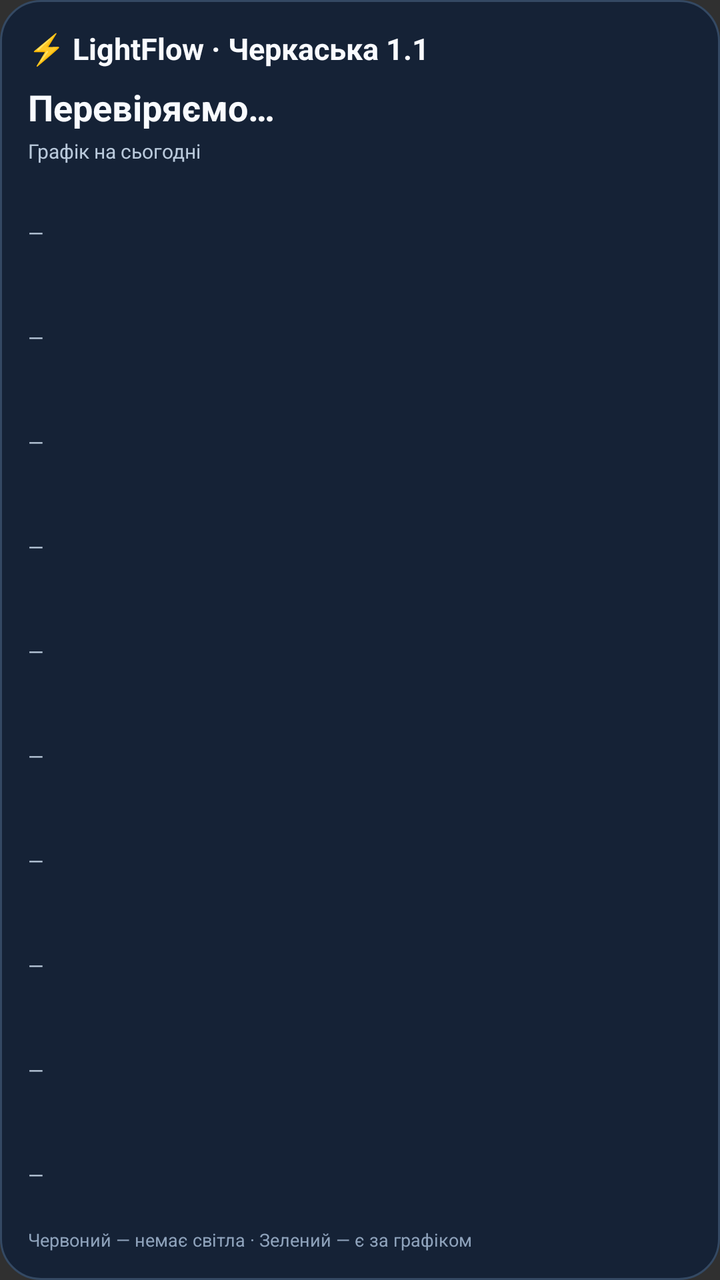
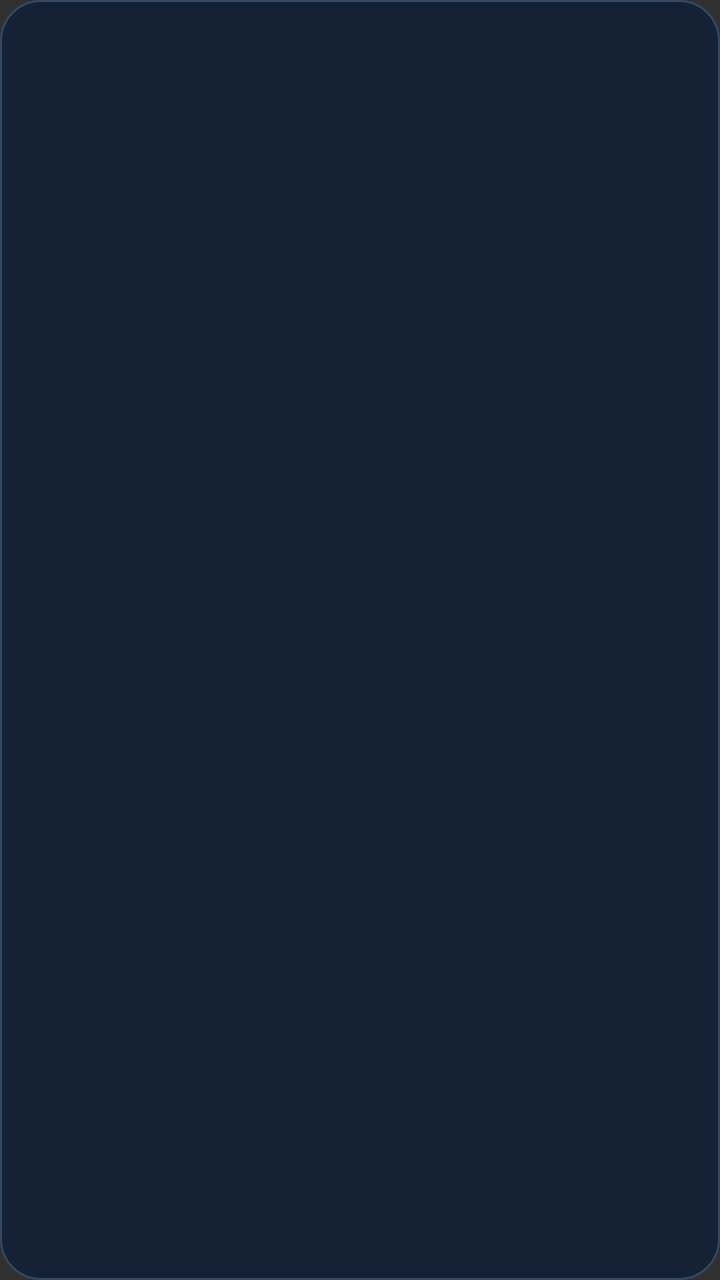

Before-and-after screenshots of an Android layout around one commit, followed by the original layout XML and the change that was made.
<!-- AndroidManifest.xml: application theme android:Theme.Material.NoActionBar -->
<!-- res/layout/widget_large.xml -->
<?xml version="1.0" encoding="utf-8"?>
<FrameLayout xmlns:android="http://schemas.android.com/apk/res/android"
    android:id="@+id/largeRoot"
    android:layout_width="match_parent"
    android:layout_height="match_parent"
    android:background="@drawable/widget_background">

    <LinearLayout
        android:layout_width="match_parent"
        android:layout_height="match_parent"
        android:orientation="vertical"
        android:padding="14dp">
    <TextView
            android:layout_width="match_parent"
            android:layout_height="wrap_content"
            android:text="⚡ LightFlow · Черкаська 1.1"
            android:textColor="#F9FBFF"
            android:textStyle="bold"
            android:textSize="15sp"/>
        <TextView
            android:id="@+id/largeStatus"
            android:layout_width="match_parent"
            android:layout_height="wrap_content"
            android:text="Перевіряємо…"
            android:textColor="#F9FBFF"
            android:textStyle="bold"
            android:textSize="18sp"
            android:layout_marginTop="7dp"/>
        <TextView
            android:id="@+id/largeInfo"
            android:layout_width="match_parent"
            android:layout_height="wrap_content"
            android:text="Графік на сьогодні"
            android:textColor="#B9C9DB"
            android:textSize="10sp"
            android:layout_marginTop="3dp"/>
        <TextView android:layout_width="1dp" android:layout_height="8dp"/>
        <LinearLayout
            android:layout_width="match_parent"
            android:layout_height="0dp"
            android:layout_weight="1"
            android:orientation="vertical">
        <TextView
            android:id="@+id/period1"
            android:layout_width="match_parent"
            android:layout_height="0dp"
            android:layout_weight="1"
            android:gravity="center_vertical"
            android:text="—"
            android:ellipsize="end"
            android:maxLines="1"
            android:textColor="#B9C9DB"
            android:textSize="10sp"/>
        <TextView
            android:id="@+id/period2"
            android:layout_width="match_parent"
            android:layout_height="0dp"
            android:layout_weight="1"
            android:gravity="center_vertical"
            android:text="—"
            android:ellipsize="end"
            android:maxLines="1"
            android:textColor="#B9C9DB"
            android:textSize="10sp"/>
        <TextView
            android:id="@+id/period3"
            android:layout_width="match_parent"
            android:layout_height="0dp"
            android:layout_weight="1"
            android:gravity="center_vertical"
            android:text="—"
            android:ellipsize="end"
            android:maxLines="1"
            android:textColor="#B9C9DB"
            android:textSize="10sp"/>
        <TextView
            android:id="@+id/period4"
            android:layout_width="match_parent"
            android:layout_height="0dp"
            android:layout_weight="1"
            android:gravity="center_vertical"
            android:text="—"
            android:ellipsize="end"
            android:maxLines="1"
            android:textColor="#B9C9DB"
            android:textSize="10sp"/>
        <TextView
            android:id="@+id/period5"
            android:layout_width="match_parent"
            android:layout_height="0dp"
            android:layout_weight="1"
            android:gravity="center_vertical"
            android:text="—"
            android:ellipsize="end"
            android:maxLines="1"
            android:textColor="#B9C9DB"
            android:textSize="10sp"/>
        <TextView
            android:id="@+id/period6"
            android:layout_width="match_parent"
            android:layout_height="0dp"
            android:layout_weight="1"
            android:gravity="center_vertical"
            android:text="—"
            android:ellipsize="end"
            android:maxLines="1"
            android:textColor="#B9C9DB"
            android:textSize="10sp"/>
        <TextView
            android:id="@+id/period7"
            android:layout_width="match_parent"
            android:layout_height="0dp"
            android:layout_weight="1"
            android:gravity="center_vertical"
            android:text="—"
            android:ellipsize="end"
            android:maxLines="1"
            android:textColor="#B9C9DB"
            android:textSize="10sp"/>
        <TextView
            android:id="@+id/period8"
            android:layout_width="match_parent"
            android:layout_height="0dp"
            android:layout_weight="1"
            android:gravity="center_vertical"
            android:text="—"
            android:ellipsize="end"
            android:maxLines="1"
            android:textColor="#B9C9DB"
            android:textSize="10sp"/>
        <TextView
            android:id="@+id/period9"
            android:layout_width="match_parent"
            android:layout_height="0dp"
            android:layout_weight="1"
            android:gravity="center_vertical"
            android:text="—"
            android:ellipsize="end"
            android:maxLines="1"
            android:textColor="#B9C9DB"
            android:textSize="10sp"/>
        <TextView
            android:id="@+id/period10"
            android:layout_width="match_parent"
            android:layout_height="0dp"
            android:layout_weight="1"
            android:gravity="center_vertical"
            android:text="—"
            android:ellipsize="end"
            android:maxLines="1"
            android:textColor="#B9C9DB"
            android:textSize="10sp"/>
        </LinearLayout>
        <TextView
            android:layout_width="match_parent"
            android:layout_height="wrap_content"
            android:text="Червоний — немає світла · Зелений — є за графіком"
            android:textColor="#8FA3BC"
            android:textSize="9sp"
            android:maxLines="2"/>
    </LinearLayout>

    
    <FrameLayout
        android:id="@+id/largeLoading"
        android:layout_width="match_parent"
        android:layout_height="match_parent"
        android:background="#F016253A"
        android:visibility="gone">

        <ImageView
            android:id="@+id/largeRipple"
            android:layout_width="match_parent"
            android:layout_height="match_parent"
            android:scaleType="fitXY"
            android:src="@drawable/ripple_stage_1"
            android:contentDescription="@null"/>

        <TextView
            android:id="@+id/largeLoadingText"
            android:layout_width="match_parent"
            android:layout_height="wrap_content"
            android:layout_gravity="bottom|center_horizontal"
            android:layout_marginBottom="22dp"
            android:gravity="center"
            android:text="Оновлюємо…"
            android:textColor="#F4F8FF"
            android:textStyle="bold"
            android:textSize="16sp"
            android:maxLines="2"/>
    </FrameLayout>
</FrameLayout>
<!-- resources referenced by this layout -->
<resources>
  <!-- drawable ripple_stage_1 (drawable) -->
  <?xml version="1.0" encoding="utf-8"?>
  <vector xmlns:android="http://schemas.android.com/apk/res/android"
      android:width="160dp"
      android:height="160dp"
      android:viewportWidth="160"
      android:viewportHeight="160">
      <path android:fillColor="#00000000" android:strokeWidth="2.5" android:strokeColor="#CC82F4D1" android:pathData="M 66,80 A 14,14 0 1,0 94,80 A 14,14 0 1,0 66,80 Z" />
      <path android:fillColor="#00000000" android:strokeWidth="2.5" android:strokeColor="#665FE3CA" android:pathData="M 50,80 A 30,30 0 1,0 110,80 A 30,30 0 1,0 50,80 Z" />
      <path android:fillColor="#F9D875" android:pathData="M 84,61 L 69,83 L 80,83 L 77,101 L 94,76 L 83,76 Z" />
  </vector>
  <!-- drawable widget_background (drawable) -->
  <?xml version="1.0" encoding="utf-8"?>
  <shape xmlns:android="http://schemas.android.com/apk/res/android">
      <solid android:color="#152236"/>
      <corners android:radius="20dp"/>
      <stroke android:width="1dp" android:color="#344963"/>
  </shape>
</resources>

<!-- the commit's change to res/layout/widget_large.xml (unified diff, before → after) -->
@@ -5,167 +5,18 @@
     android:layout_height="match_parent"
     android:background="@drawable/widget_background">
 
-    <LinearLayout
+    <ImageView
+        android:id="@+id/largeArtwork"
         android:layout_width="match_parent"
         android:layout_height="match_parent"
-        android:orientation="vertical"
-        android:padding="14dp">
-    <TextView
-            android:layout_width="match_parent"
-            android:layout_height="wrap_content"
-            android:text="⚡ LightFlow · Черкаська 1.1"
-            android:textColor="#F9FBFF"
-            android:textStyle="bold"
-            android:textSize="15sp"/>
-        <TextView
-            android:id="@+id/largeStatus"
-            android:layout_width="match_parent"
-            android:layout_height="wrap_content"
-            android:text="Перевіряємо…"
-            android:textColor="#F9FBFF"
-            android:textStyle="bold"
-            android:textSize="18sp"
-            android:layout_marginTop="7dp"/>
-        <TextView
-            android:id="@+id/largeInfo"
-            android:layout_width="match_parent"
-            android:layout_height="wrap_content"
-            android:text="Графік на сьогодні"
-            android:textColor="#B9C9DB"
-            android:textSize="10sp"
-            android:layout_marginTop="3dp"/>
-        <TextView android:layout_width="1dp" android:layout_height="8dp"/>
-        <LinearLayout
-            android:layout_width="match_parent"
-            android:layout_height="0dp"
-            android:layout_weight="1"
-            android:orientation="vertical">
-        <TextView
-            android:id="@+id/period1"
-            android:layout_width="match_parent"
-            android:layout_height="0dp"
-            android:layout_weight="1"
-            android:gravity="center_vertical"
-            android:text="—"
-            android:ellipsize="end"
-            android:maxLines="1"
-            android:textColor="#B9C9DB"
-            android:textSize="10sp"/>
-        <TextView
-            android:id="@+id/period2"
-            android:layout_width="match_parent"
-            android:layout_height="0dp"
-            android:layout_weight="1"
-            android:gravity="center_vertical"
-            android:text="—"
-            android:ellipsize="end"
-            android:maxLines="1"
-            android:textColor="#B9C9DB"
-            android:textSize="10sp"/>
-        <TextView
-            android:id="@+id/period3"
-            android:layout_width="match_parent"
-            android:layout_height="0dp"
-            android:layout_weight="1"
-            android:gravity="center_vertical"
-            android:text="—"
-            android:ellipsize="end"
-            android:maxLines="1"
-            android:textColor="#B9C9DB"
-            android:textSize="10sp"/>
-        <TextView
-            android:id="@+id/period4"
-            android:layout_width="match_parent"
-            android:layout_height="0dp"
-            android:layout_weight="1"
-            android:gravity="center_vertical"
-            android:text="—"
-            android:ellipsize="end"
-            android:maxLines="1"
-            android:textColor="#B9C9DB"
-            android:textSize="10sp"/>
-        <TextView
-            android:id="@+id/period5"
-            android:layout_width="match_parent"
-            android:layout_height="0dp"
-            android:layout_weight="1"
-            android:gravity="center_vertical"
-            android:text="—"
-            android:ellipsize="end"
-            android:maxLines="1"
-            android:textColor="#B9C9DB"
-            android:textSize="10sp"/>
-        <TextView
-            android:id="@+id/period6"
-            android:layout_width="match_parent"
-            android:layout_height="0dp"
-            android:layout_weight="1"
-            android:gravity="center_vertical"
-            android:text="—"
-            android:ellipsize="end"
-            android:maxLines="1"
-            android:textColor="#B9C9DB"
-            android:textSize="10sp"/>
-        <TextView
-            android:id="@+id/period7"
-            android:layout_width="match_parent"
-            android:layout_height="0dp"
-            android:layout_weight="1"
-            android:gravity="center_vertical"
-            android:text="—"
-            android:ellipsize="end"
-            android:maxLines="1"
-            android:textColor="#B9C9DB"
-            android:textSize="10sp"/>
-        <TextView
-            android:id="@+id/period8"
-            android:layout_width="match_parent"
-            android:layout_height="0dp"
-            android:layout_weight="1"
-            android:gravity="center_vertical"
-            android:text="—"
-            android:ellipsize="end"
-            android:maxLines="1"
-            android:textColor="#B9C9DB"
-            android:textSize="10sp"/>
-        <TextView
-            android:id="@+id/period9"
-            android:layout_width="match_parent"
-            android:layout_height="0dp"
-            android:layout_weight="1"
-            android:gravity="center_vertical"
-            android:text="—"
-            android:ellipsize="end"
-            android:maxLines="1"
-            android:textColor="#B9C9DB"
-            android:textSize="10sp"/>
-        <TextView
-            android:id="@+id/period10"
-            android:layout_width="match_parent"
-            android:layout_height="0dp"
-            android:layout_weight="1"
-            android:gravity="center_vertical"
-            android:text="—"
-            android:ellipsize="end"
-            android:maxLines="1"
-            android:textColor="#B9C9DB"
-            android:textSize="10sp"/>
-        </LinearLayout>
-        <TextView
-            android:layout_width="match_parent"
-            android:layout_height="wrap_content"
-            android:text="Червоний — немає світла · Зелений — є за графіком"
-            android:textColor="#8FA3BC"
-            android:textSize="9sp"
-            android:maxLines="2"/>
-    </LinearLayout>
+        android:scaleType="fitCenter"
+        android:contentDescription="@null" />
 
-    
     <FrameLayout
         android:id="@+id/largeLoading"
         android:layout_width="match_parent"
         android:layout_height="match_parent"
-        android:background="#F016253A"
+        android:background="#F0121C2B"
         android:visibility="gone">
 
         <ImageView
@@ -181,12 +32,12 @@
             android:layout_width="match_parent"
             android:layout_height="wrap_content"
             android:layout_gravity="bottom|center_horizontal"
-            android:layout_marginBottom="22dp"
+            android:layout_marginBottom="13dp"
             android:gravity="center"
             android:text="Оновлюємо…"
             android:textColor="#F4F8FF"
+            android:textSize="13sp"
             android:textStyle="bold"
-            android:textSize="16sp"
-            android:maxLines="2"/>
+            android:maxLines="1" />
     </FrameLayout>
 </FrameLayout>
